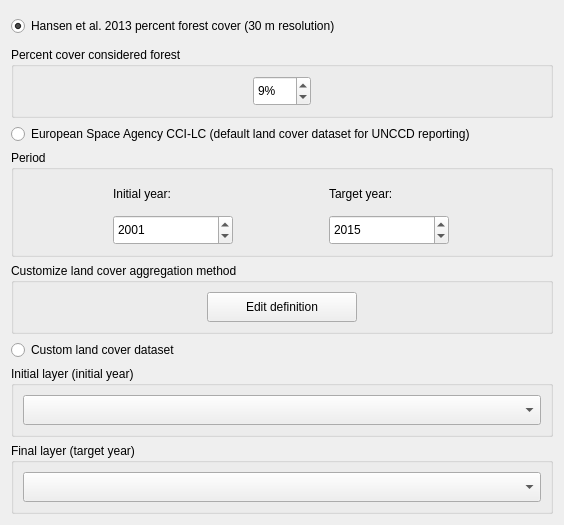
Qt form LDMP/gui/WidgetLCSetup.ui (ConservationInternational/trends.earth) before a commit.
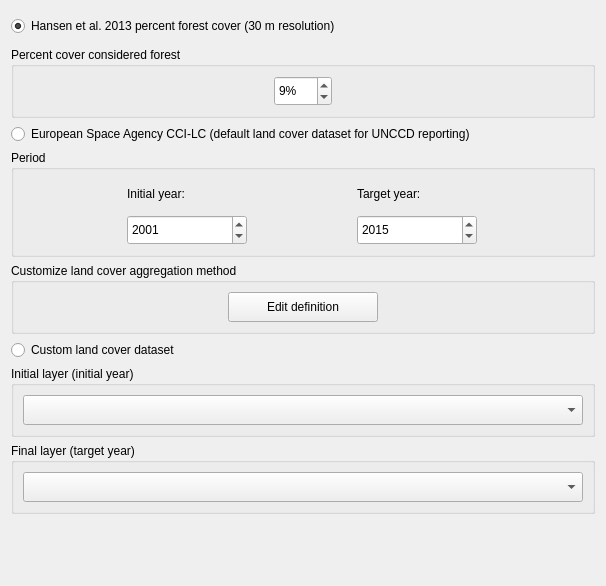
The same form after that commit. Custom widgets are drawn as their Qt base class.

What changed in the file:
```diff
--- a/LDMP/gui/WidgetLCSetup.ui
+++ b/LDMP/gui/WidgetLCSetup.ui
@@ -6,8 +6,8 @@
    <rect>
     <x>0</x>
     <y>0</y>
-    <width>564</width>
-    <height>481</height>
+    <width>606</width>
+    <height>586</height>
    </rect>
   </property>
   <property name="windowTitle">
```
Left out of the diff: 26 changed lines with no effect on the pictures.
